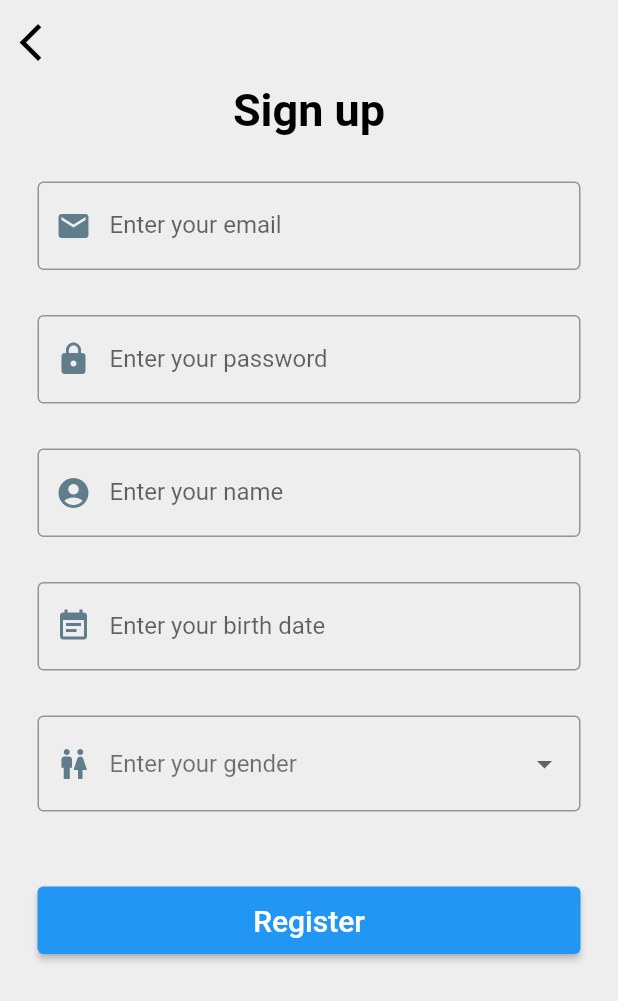
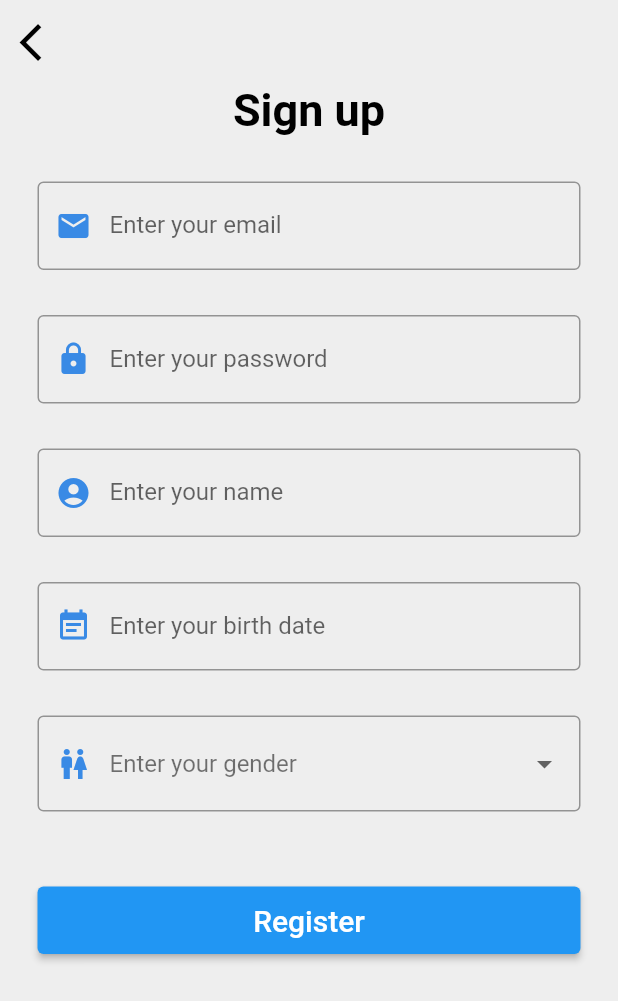
Before and after one commit to alcohol08/flutter_breathalyzer_finaldemo-main, a Flutter app: the screen it shows after launch, after a tap on "Don't have an account?", on a phone screen of 412 x 824 dp. Shown: the top 1001 px of the screen. Run offline on Flutter 3.47's test engine with Material 2 defaults, Android fonts, the phone set to English and light mode, and no system bars; drawn by our look-alikes of date_field; our stand-ins replace cloud_firestore, email_validator, firebase_auth, firebase_core, flutter_bluetooth_serial, geocoding and 1 more; accounts and stored records are empty.

Commit message:
edited login page, signup page, added utilities and loginbutton dart files

```diff
--- /dev/null
+++ b/flutter_breathalyzer_finaldemo/lib/Component/utilities.dart
@@ -0,0 +1,24 @@
+import 'package:flutter/material.dart';
+
+final kHintTextStyle = TextStyle(
+  color: Colors.white54,
+  fontFamily: 'OpenSans',
+);
+
+final kLabelStyle = TextStyle(
+  color: Colors.white,
+  fontWeight: FontWeight.bold,
+  fontFamily: 'OpenSans',
+);
+
+final kBoxDecorationStyle = BoxDecoration(
+  color: Color(0xFF6CA8F1),
+  borderRadius: BorderRadius.circular(10.0),
+  boxShadow: [
+    BoxShadow(
+      color: Colors.black12,
+      blurRadius: 6.0,
+      offset: Offset(0, 2),
+    ),
+  ],
+);
--- a/flutter_breathalyzer_finaldemo/lib/Screens/login.dart
+++ b/flutter_breathalyzer_finaldemo/lib/Screens/login.dart
@@ -1,7 +1,8 @@
 import 'package:flutter/material.dart';
 import 'package:flutter/services.dart';
 import 'package:firebase_auth/firebase_auth.dart';
-import 'package:flutter_breathalyzer/Component/button.dart';
+import 'package:flutter_breathalyzer/Component/loginbutton.dart';
+import 'package:flutter_breathalyzer/Component/utilities.dart';
 import '../constant.dart';
 import 'home.dart';
 import 'register.dart';
@@ -31,26 +32,53 @@ class _LoginScreenState extends State<LoginScreen> {
         child: AnnotatedRegion<SystemUiOverlayStyle>(
           value: SystemUiOverlayStyle.light,
           child: Stack(
-            children: [
+            children: <Widget>[
               Container(
                 height: double.infinity,
                 width: double.infinity,
-                color: Colors.grey[200],
+                decoration: BoxDecoration(
+                    gradient: LinearGradient(
+                      begin: Alignment.topCenter,
+                      end: Alignment.bottomCenter,
+                      colors: [
+                        Color(0xFF73AEF5),
+                        Color(0xFF61A4F1),
+                        Color(0xFF478DE0),
+                        Color(0xFF398AE5),
+                      ],
+                      stops: [0.1, 0.4, 0.7, 0.9],
+                    )
+                ),
                 child: SingleChildScrollView(
                   padding:
-                  EdgeInsets.symmetric(horizontal: 25, vertical: 120),
+                  EdgeInsets.symmetric(horizontal: 40, vertical: 120),
                   child: Column(
                     mainAxisAlignment: MainAxisAlignment.center,
-                    children: [
+                    children: <Widget>[
                       Text(
                         "Sign In",
                         style: TextStyle(
-                            fontSize: 50,
-                            color: Colors.black,
+                            fontSize: 30,
+                            fontFamily: 'Open Sans',
+                            color: Colors.white,
                             fontWeight: FontWeight.bold),
                       ),
                       SizedBox(height: 30),
+                      Column(
+                          crossAxisAlignment: CrossAxisAlignment.start,
+                          children: <Widget>[
+                            Text(
+                              'Email',
+                              style: kLabelStyle,
+                            ),
+                            SizedBox(height: 20.0),
+                            Container(
+                              alignment: Alignment.centerLeft,
+                              decoration: kBoxDecorationStyle,
+                              height: 60.0,
+                              child:
                               TextFormField(
+                                style: TextStyle(color:Colors.white),
                                 keyboardType: TextInputType.emailAddress,
                                 onChanged: (value) {
                                   email = value;
@@ -60,17 +88,39 @@ class _LoginScreenState extends State<LoginScreen> {
                                     return "Please enter Email";
                                   }
                                 },
-                        textAlign: TextAlign.center,
-                        decoration: kTextFieldDecoration.copyWith(
-                          hintText: 'Email',
+
+                                decoration: InputDecoration(
+                                  border: InputBorder.none,
+                                  contentPadding: EdgeInsets.only(top:14.0),
                                   prefixIcon: Icon(
                                     Icons.email,
-                            color: Colors.blue,
+                                    color: Colors.white,
                                   ),
+                                  hintText: 'Email',
+                                  hintStyle: kHintTextStyle,
                                 ),
+
+
+
                               ),
-                      SizedBox(height: 30),
+                            )
+
+                            ,SizedBox(height: 30),
+                            Column(
+                              crossAxisAlignment: CrossAxisAlignment.start,
+                              children: <Widget>[
+                                Text(
+                                    'Password',
+                                    style: kLabelStyle
+                                ),
+                            SizedBox(height:20),
+                            Container(
+                                alignment: Alignment.centerLeft,
+                                decoration: kBoxDecorationStyle,
+                                height: 60.0,
+                                child:
                                 TextFormField(
+                                  style: TextStyle(color: Colors.white),
                                   obscureText: true,
                                   validator: (value) {
                                     if (value!.isEmpty) {
@@ -80,16 +130,26 @@ class _LoginScreenState extends State<LoginScreen> {
                                   onChanged: (value) {
                                     password = value;
                                   },
-                        textAlign: TextAlign.center,
-                        decoration: kTextFieldDecoration.copyWith(
-                            hintText: 'Password',
+
+                                  decoration: InputDecoration(
+                                    border: InputBorder.none,
+                                    contentPadding: EdgeInsets.only(top:14.0),
                                     prefixIcon: Icon(
                                       Icons.lock,
-                              color: Colors.blue,
-                            )),
+                                      color: Colors.white,
                                     ),
-                      SizedBox(height: 80),
-                      LoginSignupButton(
+                                    hintText: 'Password',
+                                    hintStyle: kHintTextStyle,
+
+                                  )
+
+
+                                ),
+                            ),
+
+
+                            SizedBox(height: 40),
+                            LoginButton(
                               title: 'Login',
                               ontapp: () async {
                                 if (formkey.currentState!.validate()) {
@@ -113,7 +173,7 @@ class _LoginScreenState extends State<LoginScreen> {
                                     showDialog(
                                       context: context,
                                       builder: (ctx) => AlertDialog(
-                                  title: Text("Oppps! Login Failed"),
+                                        title: Text("Login Failed"),
                                         content: Text('${e.message}'),
                                         actions: [
                                           TextButton(
@@ -147,7 +207,8 @@ class _LoginScreenState extends State<LoginScreen> {
                                   Text(
                                     "Don't have an account?",
                                     style: TextStyle(
-                                  fontSize: 20, color: Colors.black87),
+                                        fontSize: 16, color: Colors.white,
+                                        fontFamily: 'Open Sans'),
                                   ),
                                   SizedBox(width: 5),
                                   Hero(
@@ -155,9 +216,10 @@ class _LoginScreenState extends State<LoginScreen> {
                                     child: Text(
                                       'Sign up',
                                       style: TextStyle(
-                                    fontSize: 20,
+                                          fontSize: 16,
+                                          fontFamily: 'Open Sans',
                                           fontWeight: FontWeight.bold,
-                                    color: Colors.black),
+                                          color: Colors.white),
                                     ),
                                   )
                                 ],
@@ -177,8 +239,9 @@ class _LoginScreenState extends State<LoginScreen> {
                                     Text(
                                       "Forgot password?",
                                       style: TextStyle(
-                                fontSize: 20,
-                                color: Colors.black,
+                                        fontSize: 16,
+                                        color: Colors.white,
+                                        fontFamily: 'Open Sans',
                                       ),
                                       textAlign: TextAlign.center,
                                     ),
@@ -188,9 +251,10 @@ class _LoginScreenState extends State<LoginScreen> {
                                       child: Text(
                                         'Reset',
                                         style: TextStyle(
-                                  fontSize: 20,
+                                          fontSize: 16,
                                           fontWeight: FontWeight.bold,
-                                  color: Colors.black,
+                                          fontFamily: 'Open Sans',
+                                          color: Colors.white,
                                         ),
                                       ),
                                     )
@@ -199,9 +263,11 @@ class _LoginScreenState extends State<LoginScreen> {
                             ),
                           ],
                       ),
-                ),
+                ]),
+              ])
                           )
-            ],
+
+              )],
           ),
         ),
       ),
--- a/flutter_breathalyzer_finaldemo/lib/Screens/register.dart
+++ b/flutter_breathalyzer_finaldemo/lib/Screens/register.dart
@@ -72,7 +72,7 @@ class _SignupScreenState extends State<SignupScreen> {
                         decoration: const InputDecoration(
                             prefixIcon: Icon(
                                 Icons.mail,
-                                color: Colors.blueGrey),
+                                color: Color(0xFF398AE5)),
                             hintStyle: TextStyle(color: Colors.black45),
                             errorStyle: TextStyle(color: Colors.redAccent),
                             border: OutlineInputBorder(),
@@ -93,7 +93,7 @@ class _SignupScreenState extends State<SignupScreen> {
                         decoration: const InputDecoration(
                             prefixIcon: Icon(
                                 Icons.lock,
-                                color: Colors.blueGrey),
+                                color: Color(0xFF398AE5)),
                             hintStyle: TextStyle(color: Colors.black45),
                             errorStyle: TextStyle(color: Colors.redAccent),
                             border: OutlineInputBorder(),
@@ -112,7 +112,7 @@ class _SignupScreenState extends State<SignupScreen> {
                         decoration: const InputDecoration(
                             prefixIcon: Icon(
                                 Icons.account_circle,
-                                color: Colors.blueGrey),
+                                color: Color(0xFF398AE5)),
                             hintStyle: TextStyle(color: Colors.black45),
                             errorStyle: TextStyle(color: Colors.redAccent),
                             border: OutlineInputBorder(),
@@ -136,7 +136,7 @@ class _SignupScreenState extends State<SignupScreen> {
                           labelText: 'Enter your birth date',
                           prefixIcon: Icon(
                               Icons.event_note,
-                              color: Colors.blueGrey),
+                              color: Color(0xFF398AE5)),
 
                         ),
                         mode: DateTimeFieldPickerMode.date,
@@ -155,7 +155,7 @@ class _SignupScreenState extends State<SignupScreen> {
                           border: OutlineInputBorder(),
                           prefixIcon: Icon(
                               Icons.wc,
-                              color: Colors.blueGrey),
+                              color: Color(0xFF398AE5)),
                         ),
 
                         value: dropdownValue,
```
Also changed, not shown: flutter_breathalyzer_finaldemo/pubspec.lock. Lines whose indentation alone changed are shown as unchanged.
